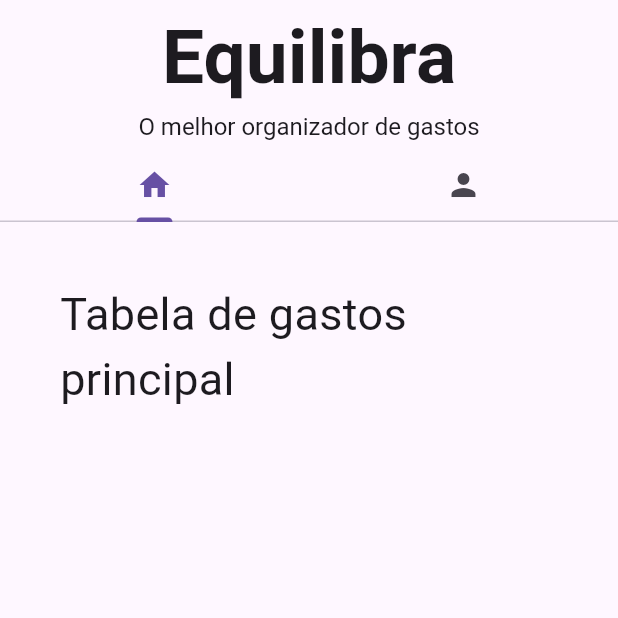
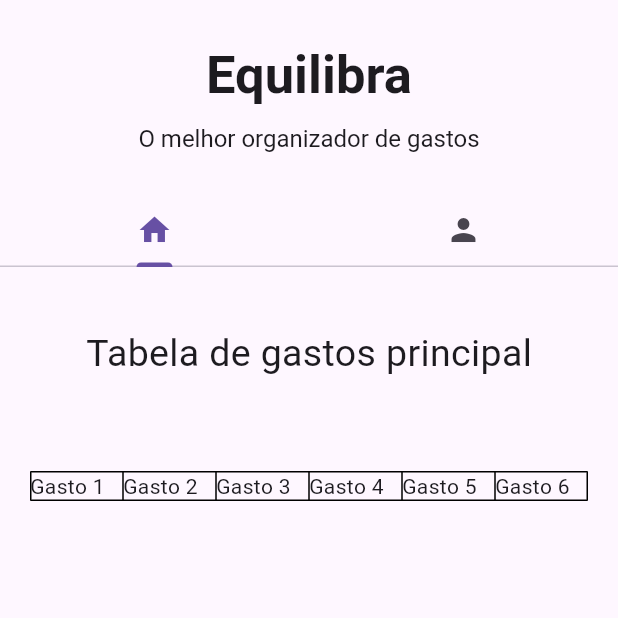
Before and after one commit to ThiagoCarsten/DDM, a Flutter app: the screen it shows after launch, on a phone screen of 412 x 824 dp, the top half of it. Run offline on Flutter 3.47's test engine with Material 3 defaults, Android fonts, the phone set to English and light mode, and no system bars.

Commit message:
Finalizaçao da tela de login, e inicio de desenvolvimento da tela principal

```diff
--- a/Equilibra/dart/lib/main.dart
+++ b/Equilibra/dart/lib/main.dart
@@ -1,25 +1,20 @@
 import 'package:flutter/material.dart';
 
-void main() => runApp(MyApp());
+void main() => runApp(TelaPrincipal());
 
-class MyApp extends StatelessWidget {
-  @override
-  Widget build(BuildContext context) {
-    return MaterialApp(home: TelaPrincipal());
-  }
-}
 class TelaPrincipal extends StatelessWidget {
   @override
   Widget build(BuildContext context) {
-    return DefaultTabController(
+    return MaterialApp(
+      home: DefaultTabController(
         length: 2,
         child: Scaffold(
           appBar: AppBar(
-          toolbarHeight: 100,
+            toolbarHeight: 130,
             title: Column(
               children: [
-              Text("Equilibra", style: TextStyle(fontSize: 50, fontWeight: FontWeight.bold)),
-              SizedBox(height: 4),
+                Text("Equilibra", style: TextStyle(fontSize: 35, fontWeight: FontWeight.bold)),
+                SizedBox(height: 10),
                 Text("O melhor organizador de gastos", style: TextStyle(fontSize: 16)),
               ],
             ),
@@ -27,31 +22,98 @@ class TelaPrincipal extends StatelessWidget {
             bottom: TabBar(
               tabs: [
                 Tab(icon: Icon(Icons.home)),
-              Tab(icon: Icon(Icons.person))
+                Tab(icon: Icon(Icons.person)),
               ],
             ),
           ),
           body: TabBarView(
             children: [
+              //tela Principal
               Center(
                 child: Column(
                   children: [
                     Padding(
                       padding: EdgeInsets.all(40.0),
-                    child: Title(color: Colors.black, child: Text("Tabela de gastos principal", style: TextStyle(fontSize: 30)))
+                      child: Title(
+                        color: Colors.black,
+                        child: Text("Tabela de gastos principal", style: TextStyle(fontSize: 25)),
+                      ),
+                    ),
+                    Padding(
+                      padding: EdgeInsets.all(20),
+                      child: SizedBox(
+                        width: 500,
+                        child: Table(
+                          border: TableBorder.all(),
+                          children: [
+                            TableRow(
+                              children: [
+                                TableCell(child: Text("Gasto 1")),
+                                TableCell(child: Text("Gasto 2")),
+                                TableCell(child: Text("Gasto 3")),
+                                TableCell(child: Text("Gasto 4")),
+                                TableCell(child: Text("Gasto 5")),
+                                TableCell(child: Text("Gasto 6")),
+                              ]
+                            ),
+                          ],
+                        ),
                       )
+                    ),
                   ],
-              )),
+                ),
+              ),
+              //tela de Login
               Center(
                 child: Column(
                   children: [
                     Padding(
                       padding: EdgeInsets.all(40.0),
-                    child: Title(color: Colors.black, child: Text("Login", style: TextStyle(fontSize: 30)))
-                    )
+                      child: Title(
+                        color: Colors.black,
+                        child: Text("LOGIN", style: TextStyle(fontSize: 25, fontWeight: FontWeight.bold)),
+                      ),
+                    ),
+                    Padding(
+                      padding: EdgeInsets.all(20),
+                      child: Column(
+                        children: [
+                          Text("Usuário", style: TextStyle(fontSize: 20)),
+                          SizedBox(height: 8),
+                          SizedBox(
+                            height: 40,
+                            width: 300,
+                            child: TextField(
+                              decoration: InputDecoration(labelText: "Insira seu nome de usuário"),
+                            ),
+                          ),
                         ],
-              )),
+                      ),
+                    ),
+                    Padding(
+                      padding: EdgeInsets.all(20),
+                      child: Column(
+                        children: [
+                          SizedBox(height: 20),
+                          Text("Senha", style: TextStyle(fontSize: 20)),
+                          SizedBox(height: 8),
+                          SizedBox(
+                            height: 40,
+                            width: 300,
+                            child: TextField(
+                              obscureText: true,
+                              decoration: InputDecoration(labelText: "Insira sua senha"),
+                            ),
+                          ),
                         ],
+                      ),
+                    ),
+                    ElevatedButton(onPressed: null, child: Text("Enviar"))
+                  ],
+                ),
+              ),
+            ],
+          ),
         ),
       ),
     );
```
Lines whose indentation alone changed are shown as unchanged.
